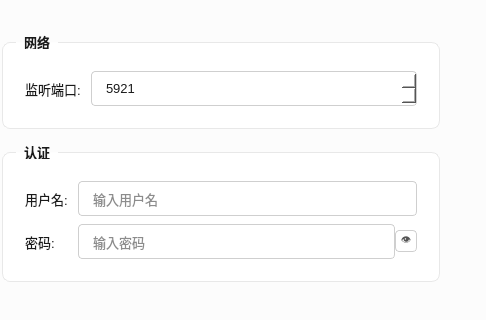
This is src/ui/settingsdialog.ui in JiaYongChen/CrossRemoteDesktop as Qt 5 draws it before an edit; both pictures show x 214 to 700 and y 0 to 320 of the 700 by 500 pixel window. The edited form follows.
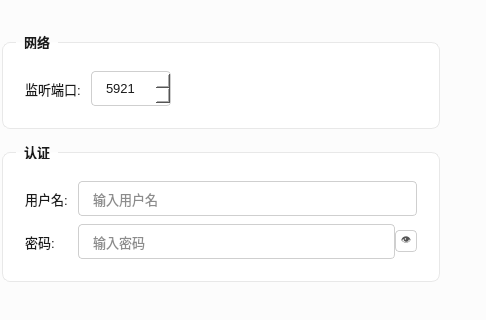
This is the edited form. The open tabs and pages were chosen to show the change. Icons and pictures are not drawn.

Commit message: style: 监听端口 SpinBox 宽度限制为 80px

The edit to the form file:
```diff
--- a/src/ui/settingsdialog.ui
+++ b/src/ui/settingsdialog.ui
@@ -641,6 +641,12 @@
                 </item>
                 <item row="0" column="1">
                  <widget class="QSpinBox" name="listenPortSpinBox">
+                  <property name="maximumSize">
+                   <size>
+                    <width>80</width>
+                    <height>16777215</height>
+                   </size>
+                  </property>
                   <property name="minimum">
                    <number>1</number>
                   </property>
```
